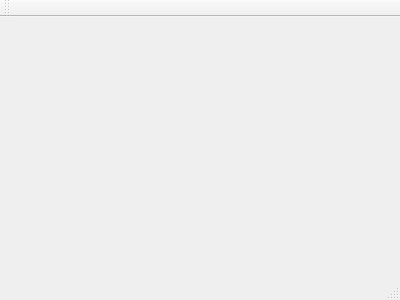
The window that mainwindow.ui (Bijingshuai/Photopp) describes before a commit, drawn with Qt 5.
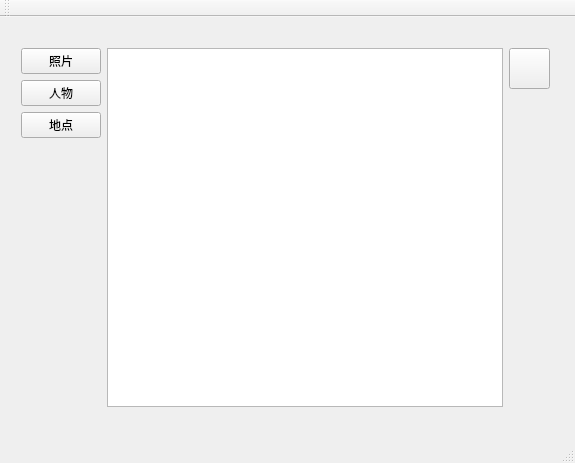
The same window after the commit. Icons and pictures are not drawn.

```diff
--- a/mainwindow.ui
+++ b/mainwindow.ui
@@ -1,24 +1,134 @@
 <ui version="4.0">
  <class>MainWindow</class>
- <widget class="QMainWindow" name="MainWindow" >
-  <property name="geometry" >
+ <widget class="QMainWindow" name="MainWindow">
+  <property name="geometry">
    <rect>
     <x>0</x>
     <y>0</y>
-    <width>400</width>
-    <height>300</height>
+    <width>575</width>
+    <height>463</height>
    </rect>
   </property>
   <property name="windowTitle" >
    <string>MainWindow</string>
   </property>
-  <widget class="QMenuBar" name="menuBar" />
-  <widget class="QToolBar" name="mainToolBar" />
-  <widget class="QWidget" name="centralWidget" />
-  <widget class="QStatusBar" name="statusBar" />
+  <widget class="QWidget" name="centralWidget">
+   <widget class="QWidget" name="">
+    <property name="geometry">
+     <rect>
+      <x>10</x>
+      <y>20</y>
+      <width>551</width>
+      <height>381</height>
+     </rect>
+    </property>
+    <layout class="QGridLayout" name="gridLayout">
+     <item row="0" column="0" rowspan="2">
+      <layout class="QHBoxLayout" name="horizontalLayout">
+       <item>
+        <layout class="QVBoxLayout" name="verticalLayout">
+         <item>
+          <widget class="QPushButton" name="pushButton">
+           <property name="text">
+            <string>照片</string>
+           </property>
+          </widget>
+         </item>
+         <item>
+          <widget class="QPushButton" name="pushButton_2">
+           <property name="text">
+            <string>人物</string>
+           </property>
+          </widget>
+         </item>
+         <item>
+          <widget class="QPushButton" name="pushButton_3">
+           <property name="text">
+            <string>地点</string>
+           </property>
+          </widget>
+         </item>
+         <item>
+          <spacer name="verticalSpacer">
+           <property name="orientation">
+            <enum>Qt::Vertical</enum>
+           </property>
+           <property name="sizeHint" stdset="0">
+            <size>
+             <width>20</width>
+             <height>40</height>
+            </size>
+           </property>
+          </spacer>
+         </item>
+        </layout>
+       </item>
+       <item>
+        <widget class="QTableWidget" name="tableWidget"/>
+       </item>
+      </layout>
+     </item>
+     <item row="0" column="1">
+      <widget class="QPushButton" name="upbtn">
+       <property name="minimumSize">
+        <size>
+         <width>41</width>
+         <height>41</height>
+        </size>
+       </property>
+       <property name="styleSheet">
+        <string notr="true">QPushButton#upbtn
+{
+border-image: url(:/new/prefix1/up.png)
+}
+QPushButton#upbtn:pressed
+{
+border-image: url(:/new/prefix1/up2.png)
+}
+</string>
+       </property>
+       <property name="text">
+        <string/>
+       </property>
+      </widget>
+     </item>
+     <item row="1" column="1">
+      <spacer name="verticalSpacer_2">
+       <property name="orientation">
+        <enum>Qt::Vertical</enum>
+       </property>
+       <property name="sizeHint" stdset="0">
+        <size>
+         <width>20</width>
+         <height>40</height>
+        </size>
+       </property>
+      </spacer>
+     </item>
+    </layout>
+   </widget>
+  </widget>
+  <widget class="QMenuBar" name="menuBar">
+   <property name="geometry">
+    <rect>
+     <x>0</x>
+     <y>0</y>
+     <width>575</width>
+     <height>23</height>
+    </rect>
+   </property>
+  </widget>
+  <widget class="QToolBar" name="mainToolBar">
+   <attribute name="toolBarArea">
+    <enum>TopToolBarArea</enum>
+   </attribute>
+   <attribute name="toolBarBreak">
+    <bool>false</bool>
+   </attribute>
+  </widget>
+  <widget class="QStatusBar" name="statusBar"/>
  </widget>
- <layoutDefault spacing="6" margin="11" />
- <pixmapfunction></pixmapfunction>
+ <layoutdefault spacing="6" margin="11"/>
  <resources/>
  <connections/>
 </ui>
```
Left out of the diff: 3 changed lines with no effect on the pictures.
